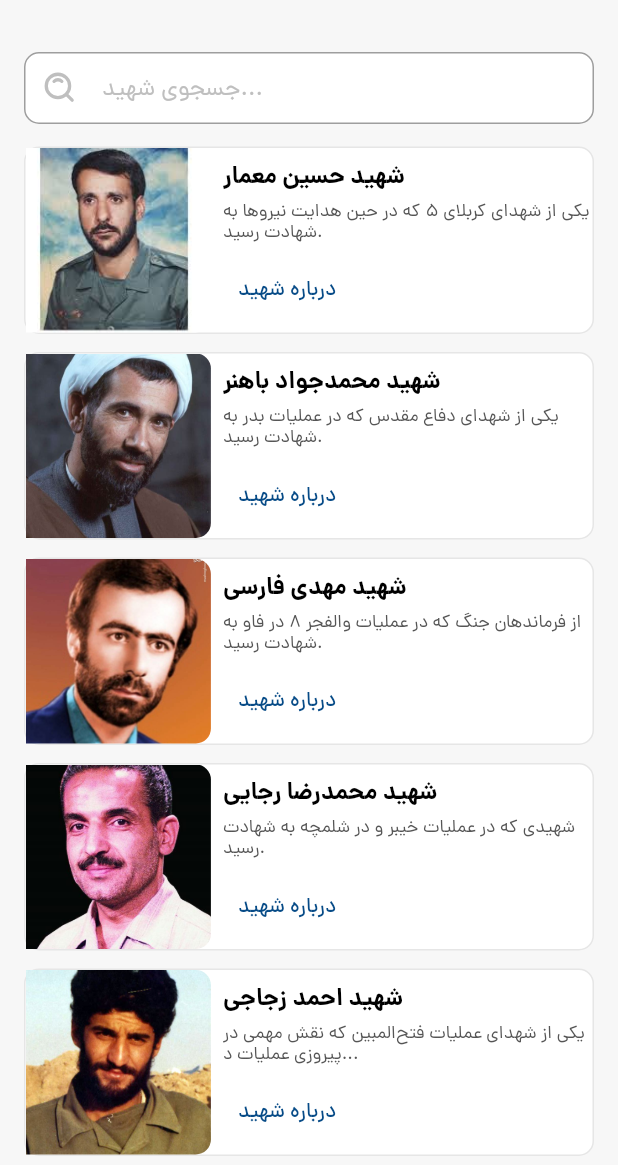
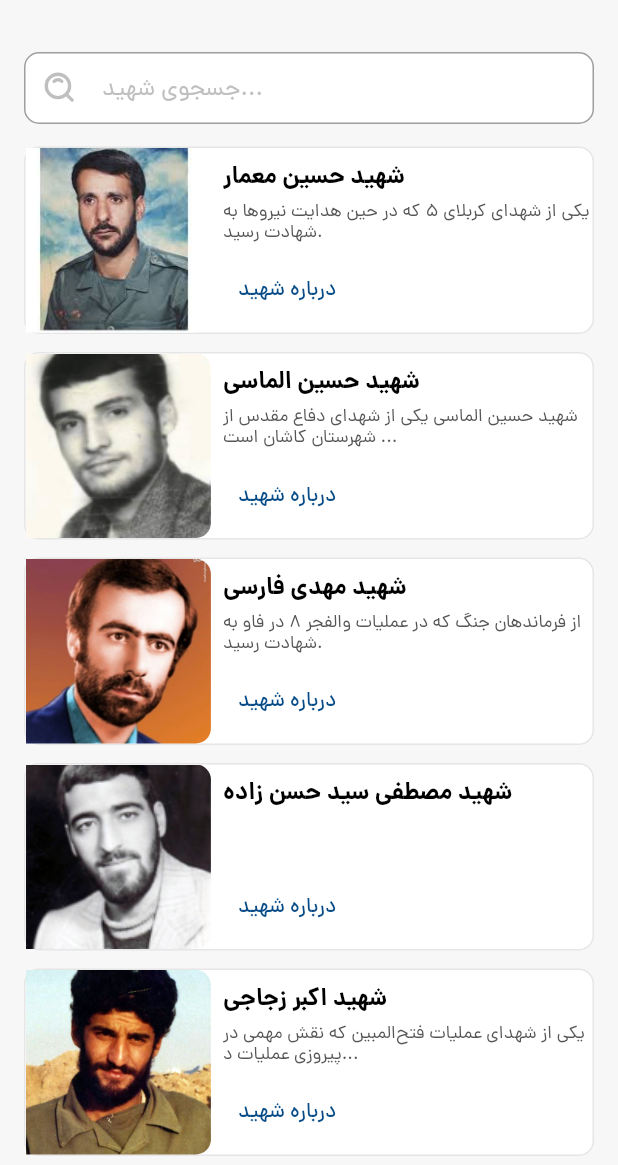
Before and after one commit to Ho3einTahan/shahidNeshan, a Flutter app: the ListShahidScreen screen opened directly, scrolled down 133 dp, on a phone screen of 412 x 824 dp, the part 71-1236 px from its top. Run offline on Flutter 3.47's test engine with Material 3 defaults, Android fonts, the phone set to English and light mode, and no system bars; our stand-ins replace flutter_bloc, flutter_map, flutter_svg, get_it, latlong2, smooth_page_indicator and 1 more; missing offline and left inert: animated_snack_bar, story.

Commit message:
Update  all file

```diff
--- a/lib/src/core/fake_data.dart
+++ b/lib/src/core/fake_data.dart
@@ -5,11 +5,11 @@ import 'package:shahid_neshan/src/view/location/data/model/location_model.dart';
 
 class FakeData {
   //! shahid Image
-  static const String bahonarImage = 'assets/images/shahid_images/bahonar.png';
+  static const String almasiImage = 'assets/images/shahid_images/almasi.png';
   static const String farsiImage = 'assets/images/shahid_images/farsi.png';
   static const String karimiImage = 'assets/images/shahid_images/karimi.png';
   static const String memarImage = 'assets/images/shahid_images/memar.png';
-  static const String rejaeeImage = 'assets/images/shahid_images/rejaee.png';
+  static const String hasanZadeImage = 'assets/images/shahid_images/hasanzade.png';
   static const String zojajiImage = 'assets/images/shahid_images/zojaji.png';
 
   //! posts Image
@@ -18,11 +18,11 @@ class FakeData {
   static const String postImage3 = 'assets/images/posts/post_image3.png';
 
   static List<StoryModel> fakeStoryModelData = [
-    StoryModel('شهید باهنر', bahonarImage),
+    StoryModel('شهید حسین الماسی', almasiImage),
     StoryModel('شهید فارسی', farsiImage),
     StoryModel('شهید کریمی', karimiImage),
     StoryModel('شهید معمار', memarImage),
-    StoryModel('شهید رجایی', rejaeeImage),
+    StoryModel('شهید مصطفی سید حسن زاده', hasanZadeImage),
     StoryModel('شهید زجاجی', zojajiImage),
   ];
 
@@ -35,11 +35,11 @@ class FakeData {
       description:
       "فرمانده لشکر ۲۷ محمد رسول‌الله که در عملیات خیبر در شلمچه به شهادت رسید.",
       image: karimiImage,
-      age: '30 سال',
+      age: '۳۰ سال',
       mahalTavalod: 'قهرود',
       mahalShahadat: 'شلمچه',
       vasiatNameh: 'ای مردم! راه شهدا را ادامه دهید و از انقلاب اسلامی پاسداری کنید.',
-      latLng: const LatLng(33.966498, 51.435468)
+      latLng: const LatLng(33.966498, 51.435468),
     ),
     ShahidKashanModel(
       id: 2,
@@ -47,23 +47,22 @@ class FakeData {
       description:
       "یکی از شهدای کربلای ۵ که در حین هدایت نیروها به شهادت رسید.",
       image: memarImage,
-      age: '21 سال',
+      age: '۲۱ سال', // عدد فارسی
       mahalTavalod: 'کاشان',
       mahalShahadat: 'منطقه کربلای ۵',
       vasiatNameh: 'در برابر دشمنان ایستادگی کنید و نگذارید خون شهدا پایمال شود.',
-      latLng: const LatLng(34.010621, 51.373630)
+      latLng: const LatLng(34.010621, 51.373630),
     ),
     ShahidKashanModel(
       id: 3,
-      title: 'شهید محمدجواد باهنر',
-      description:
-      "یکی از شهدای دفاع مقدس که در عملیات بدر به شهادت رسید.",
-      image: bahonarImage,
-      age: '22 سال',
+      title: 'شهید حسین الماسی',
+      description: "شهید حسین الماسی یکی از شهدای دفاع مقدس از شهرستان کاشان است که در عملیات‌های مختلف جنگ تحمیلی حضور داشت.",
+      image: almasiImage,  // تصویر شهید باید در اینجا قرار گیرد.
+      age: '۲۳ سال', // برای تکمیل سن، از یک سن معمولی استفاده می‌کنیم. (در صورت داشتن اطلاعات دقیق‌تر آن را اصلاح کنید)
       mahalTavalod: 'کاشان',
-      mahalShahadat: 'منطقه عملیاتی بدر',
-      vasiatNameh: 'برای حفظ ارزش‌های اسلام تلاش کنید.',
-      latLng: const LatLng(33.99083994801115, 51.40648841857911)
+      mahalShahadat: 'عملیات کربلای ۴', // در اینجا محل شهادت تخمینی است، لطفاً با اطلاعات دقیق اصلاح کنید.
+      vasiatNameh: 'از جوانان می‌خواهم که همیشه به انقلاب اسلامی و ارزش‌های آن وفادار بمانند.',
+      latLng: const LatLng(33.99083994801115, 51.40648841857911),
     ),
     ShahidKashanModel(
       id: 4,
@@ -71,44 +70,43 @@ class FakeData {
       description:
       "از فرماندهان جنگ که در عملیات والفجر ۸ در فاو به شهادت رسید.",
       image: farsiImage,
-      age: '32 سال',
+      age: '۳۲ سال', // عدد فارسی
       mahalTavalod: 'کاشان',
       mahalShahadat: 'فاو',
       vasiatNameh: 'به ولایت فقیه پایبند باشید و ارزش‌های دینی را پاس بدارید.',
-      latLng: const LatLng(33.96386430820156, 51.40125274658204)
+      latLng: const LatLng(33.96386430820156, 51.40125274658204),
     ),
     ShahidKashanModel(
       id: 5,
-      title: 'شهید محمدرضا رجایی',
-      description:
-      "شهیدی که در عملیات خیبر و در شلمچه به شهادت رسید.",
-      image: rejaeeImage,
-      age: '23 سال',
+      title: 'شهید مصطفی سید حسن زاده',
+      description: "",
+      image: hasanZadeImage,
+      age: '۲۳ سال', // عدد فارسی
       mahalTavalod: 'قمصر',
       mahalShahadat: 'شلمچه',
-      vasiatNameh: 'نماز را اول وقت بخوانید و در مسیر خداوند حرکت کنید.',
-      latLng: const LatLng(33.98038730820156, 51.451107274658204)
+      vasiatNameh: '  ',
+      latLng: const LatLng(33.98038730820156, 51.451107274658204),
     ),
     ShahidKashanModel(
       id: 6,
-      title: 'شهید احمد زجاجی',
+      title: 'شهید اکبر زجاجی',
       description:
       "یکی از شهدای عملیات فتح‌المبین که نقش مهمی در پیروزی عملیات داشت.",
       image: zojajiImage,
-      age: '25 سال',
+      age: '۲۵ سال', // عدد فارسی
       mahalTavalod: 'کاشان',
       mahalShahadat: 'فتح‌المبین',
       vasiatNameh: 'با حفظ وحدت، از دشمنان اسلام فاصله بگیرید.',
-      latLng: const LatLng(33.98283430820156, 51.422812274658204)
+      latLng: const LatLng(33.98283430820156, 51.422812274658204),
     ),
   ];
 
   static List<LocationModel> locationData = [
-    LocationModel(1, 'شهید باهنر', bahonarImage, const LatLng(33.966498, 51.435468)),
+    LocationModel(1, 'شهید حسن زاده', hasanZadeImage, const LatLng(33.966498, 51.435468)),
     LocationModel(2, 'شهید فارسی', farsiImage,   const LatLng(34.010621, 51.373630)),
     LocationModel(3, 'شهید کریمی', karimiImage,  const LatLng(33.99083994801115, 51.40648841857911)),
     LocationModel(4, 'شهید معمار', memarImage,   const LatLng(33.96386430820156, 51.40125274658204)),
-    LocationModel(5, 'شهید رجایی', rejaeeImage,  const LatLng(33.98038730820156, 51.451107274658204)),
+    LocationModel(5, 'شهید الماسی', almasiImage,  const LatLng(33.98038730820156, 51.451107274658204)),
     LocationModel(6, 'شهید زجاجی', zojajiImage,  const LatLng(33.98283430820156, 51.422812274658204)),
   ];
 
--- a/lib/src/core/widget/custom_appbar_widget.dart
+++ b/lib/src/core/widget/custom_appbar_widget.dart
@@ -12,7 +12,8 @@ class CustomAppbarWidget extends StatelessWidget implements PreferredSizeWidget
   final bool? needNavigationBackIcon;
   final double? fontSize;
 
-  const CustomAppbarWidget({super.key, required this.title, required this.action, required this.leadingWidth, this.backgroundColor, this.iconColor, this.titleColor, this.needNavigationBackIcon, this.fontSize});
+  const CustomAppbarWidget(
+      {super.key, required this.title, required this.action, required this.leadingWidth, this.backgroundColor, this.iconColor, this.titleColor, this.needNavigationBackIcon, this.fontSize});
 
   @override
   Widget build(BuildContext context) {
@@ -20,6 +21,7 @@ class CustomAppbarWidget extends StatelessWidget implements PreferredSizeWidget
       child: AppBar(
         backgroundColor: backgroundColor,
         toolbarHeight: 70,
+        elevation: 0,
         foregroundColor: Colors.blue,
         surfaceTintColor: Colors.transparent,
         shadowColor: backgroundColor,
@@ -29,7 +31,7 @@ class CustomAppbarWidget extends StatelessWidget implements PreferredSizeWidget
             const SizedBox(width: 20),
             if (needNavigationBackIcon ?? true) InkWell(onTap: () => context.navigateBack(), child: SvgPicture.asset('assets/icon/arrow-right.svg', color: iconColor)),
             const SizedBox(width: 8),
-            Text(title, style: Theme.of(context).textTheme.bodyLarge!.copyWith(fontWeight: FontWeight.w700, color: titleColor, ))
+            Text(title, style: Theme.of(context).textTheme.bodyLarge!.copyWith(fontWeight: FontWeight.w700, color: titleColor))
           ],
         ),
         actions: action,
--- a/lib/src/view/home/presentaion/screen/story-screen.dart
+++ b/lib/src/view/home/presentaion/screen/story-screen.dart
@@ -23,7 +23,7 @@ class StoryScreen extends StatelessWidget {
                 children: <Widget>[
                   Positioned.fill(child: Image.asset(image, fit: BoxFit.cover)),
                   Positioned.fill(child: BackdropFilter(filter: ImageFilter.blur(sigmaX: 12, sigmaY: 12), child: Container(color: Colors.black.withOpacity(0.2)))),
-                  Positioned.fill(child: Image.asset(image)),
+                  Positioned.fill(child: Image.asset(image, fit: BoxFit.fitWidth)),
                 ],
               );
             },
@@ -45,7 +45,11 @@ class StoryScreen extends StatelessWidget {
                 const Spacer(),
                 Text(shahidName, style: Theme.of(context).textTheme.bodyMedium!.copyWith(fontSize: 14, color: Colors.white)),
                 const SizedBox(width: 12),
-                Image.asset(image),
+                Container(
+                    width: 44,
+                    height: 44,
+                    decoration: const BoxDecoration(shape: BoxShape.circle),
+                    child: ClipRRect(borderRadius: BorderRadius.circular(32), child: Image.asset(image, width: 44, height: 44))),
               ],
             ),
           ),
--- a/lib/src/view/onboarding/presentation/screen/onboarding_screen.dart
+++ b/lib/src/view/onboarding/presentation/screen/onboarding_screen.dart
@@ -27,12 +27,10 @@ class _OnboardingScreenState extends State<OnboardingScreen> {
           padding: const EdgeInsets.symmetric(horizontal: 20, vertical: 20),
           child: Column(
             children: [
-              Image.asset("images/${OnboardingScreenHandler.getOnboardingItem[index].image}.png", width: 267, height: 352),
+              Image.asset("images/${OnboardingScreenHandler.getOnboardingItem[index].image}.png", width: 267, height: 330),
               Text(OnboardingScreenHandler.getOnboardingItem[index].subTitle,
                   style: Theme.of(context).textTheme.bodyLarge!.copyWith(color: CustomTheme.theme.colorScheme.primary, fontSize: 28, fontWeight: FontWeight.w700)),
-              const SizedBox(
-                height: 8,
-              ),
+              const SizedBox(height: 8),
               Text(
                 OnboardingScreenHandler.getOnboardingItem[index].title,
                 textAlign: TextAlign.center,
```
Also changed, not shown: lib/src/view/help/presentation/screen/helpToKheyrie_screen.dart (+48 -13 lines), assets/images/shahid_images/almasi.png (added), assets/images/shahid_images/hasanzade.png (added).
